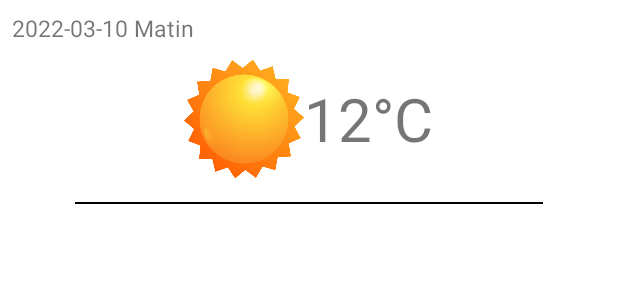
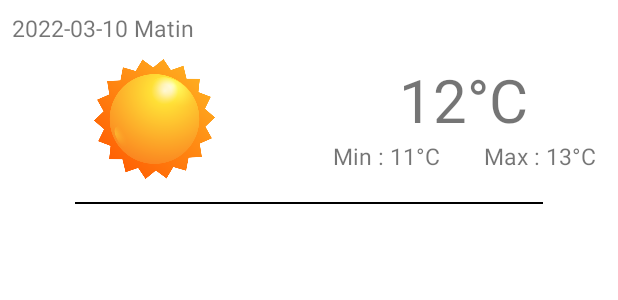
Before and after one commit to LeonDumestre/Weather-App, an Android app: the layout adapter_weather_list.xml on its own in the app's theme, with its tools: preview values and no code run, on a phone screen of 412 x 824 dp. Shown: the top 300 px of the screen. Run offline under Robolectric (Android 15) with nearby library versions, the phone set to English and light mode, and no system bars; network calls fail.

Commit message:
Modification adapter + Ajout affichage images et temp

```diff
--- a/app/src/main/java/fr/iut/kotlin/androidproject/HttpConnectServerAsyncTask.kt
+++ b/app/src/main/java/fr/iut/kotlin/androidproject/HttpConnectServerAsyncTask.kt
@@ -36,6 +36,6 @@ class HttpConnectServerAsyncTask : AsyncTask<Any, Void, String>() {
 
     override fun onPostExecute(result: String?) {
         textView.text = JSONObject(result).getString("datetime");
-
+        Log.e("APPLOG","current date : " + textView.text)
     }
 }
--- a/app/src/main/java/fr/iut/kotlin/androidproject/MainActivity.kt
+++ b/app/src/main/java/fr/iut/kotlin/androidproject/MainActivity.kt
@@ -37,11 +37,11 @@ class MainActivity : AppCompatActivity(), View.OnClickListener, LocationListener
         super.onCreate(savedInstanceState)
         setContentView(R.layout.activity_main)
 
-
         tvCommune = findViewById(R.id.tv_commune)
         tvDate = findViewById(R.id.tvDate)
         btDate = findViewById(R.id.btDate)
         lvWeatherInfo = findViewById(R.id.weather_list)
+
         adapter = WeatherListAdapter(this, weatherList)
         lvWeatherInfo.adapter = adapter
 
@@ -96,7 +96,7 @@ class MainActivity : AppCompatActivity(), View.OnClickListener, LocationListener
         alertDialog.show()
     }
 
-    override fun onClick(p0: View?) {
+    override fun onClick(v: View?) {
 
     }
 
--- a/app/src/main/res/layout/adapter_weather_list.xml
+++ b/app/src/main/res/layout/adapter_weather_list.xml
@@ -21,26 +21,69 @@
         android:layout_width="match_parent"
         android:layout_height="wrap_content"
         android:layout_marginTop="10dp"
-        android:gravity="center"
         android:orientation="horizontal"
         app:layout_constraintStart_toStartOf="parent"
         app:layout_constraintTop_toBottomOf="@+id/weather_date">
 
         <ImageView
             android:id="@+id/weather_image"
-            android:layout_width="80dp"
+            android:layout_width="0dp"
             android:layout_height="80dp"
+            android:layout_weight="1"
             android:src="@drawable/ic_sun"
             app:layout_constraintStart_toStartOf="parent"
-            app:layout_constraintTop_toTopOf="parent"/>
+            app:layout_constraintTop_toTopOf="parent" />
 
-        <TextView
-            android:id="@+id/weather_temperature"
-            android:layout_width="wrap_content"
+        <androidx.constraintlayout.widget.ConstraintLayout
+            android:id="@+id/weather_layout_temperature"
+            android:layout_width="0dp"
+            android:layout_height="match_parent"
+            android:layout_weight="1" >
+
+            <TextView
+                android:id="@+id/weather_temperature"
+                android:layout_width="0dp"
+                android:layout_height="wrap_content"
+                android:layout_weight="1"
+                android:text="12°C"
+                android:textAlignment="center"
+                android:textSize="40sp"
+                app:layout_constraintEnd_toEndOf="parent"
+                app:layout_constraintStart_toStartOf="parent"
+                app:layout_constraintTop_toTopOf="parent" />
+
+        <LinearLayout
+            android:id="@+id/weather_bonus_temperature"
+            android:layout_width="match_parent"
             android:layout_height="wrap_content"
-            android:textSize="40sp"
-            android:text="12°C"
-            app:layout_constraintStart_toEndOf="@+id/weather_image"/>
+            android:orientation="horizontal"
+            android:textAlignment="center"
+            app:layout_constraintStart_toStartOf="parent"
+            app:layout_constraintTop_toBottomOf="@+id/weather_temperature">
+
+            <TextView
+                android:id="@+id/weather_min_temperature"
+                android:layout_width="0dp"
+                android:layout_height="match_parent"
+                android:layout_weight="1"
+                android:text="Min : 11°C"
+                android:textAlignment="center"
+                android:textSize="15sp"
+                app:layout_constraintStart_toEndOf="parent" />
+
+            <TextView
+                android:id="@+id/weather_max_temperature"
+                android:layout_width="0dp"
+                android:layout_height="wrap_content"
+                android:layout_weight="1"
+                android:text="Max : 13°C"
+                android:textAlignment="center"
+                android:textSize="15sp"
+                app:layout_constraintStart_toEndOf="@+id/weather_min_temperature" />
+
+        </LinearLayout>
+
+        </androidx.constraintlayout.widget.ConstraintLayout>
 
     </LinearLayout>
 
```
Also changed, not shown: app/src/main/java/fr/iut/kotlin/androidproject/HttpOpenDataAsyncTask.kt (+137 -11 lines), app/src/main/java/fr/iut/kotlin/androidproject/WeatherListAdapter.kt (+24 -19 lines), app/src/main/res/drawable/ic_moon.png (added), app/src/main/res/drawable/ic_moon_cloud.png (added).
